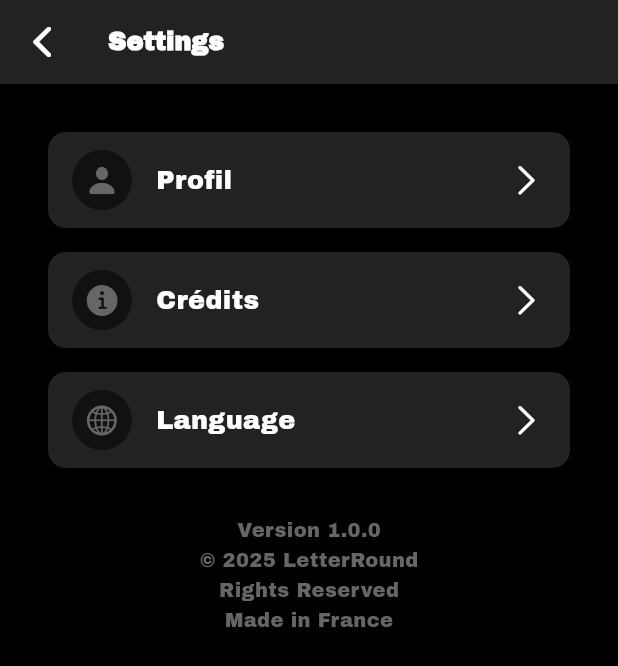
After one commit to unkn0wndfbx/LetterRound, a Flutter app: the SettingsPage screen opened directly, on a phone screen of 412 x 824 dp. The commit adds this screen. Shown: the top 666 px of the screen. Run offline on Flutter 3.47's test engine with Material 3 defaults, Android fonts, the light colour scheme and no system bars; our stand-ins replace another_flutter_splash_screen, salomon_bottom_bar; network calls fail.

Commit message:
settings page add

```diff
--- /dev/null
+++ b/lib/pages/settings_page.dart
@@ -0,0 +1,201 @@
+import 'package:flutter/material.dart';
+import 'package:letter_round/pages/credits_page.dart';
+import 'package:url_launcher/url_launcher.dart';
+import 'package:letter_round/widgets/confirmation_dialog.dart';
+import 'package:letter_round/widgets/settings_card.dart';
+import 'package:letter_round/ressources/colors.dart';
+import 'package:flutter/cupertino.dart';
+import 'bottom_bar.dart';
+
+class SettingsPage extends StatefulWidget {
+  const SettingsPage({super.key});
+
+  @override
+  _SettingsPageState createState() => _SettingsPageState();
+}
+
+class _SettingsPageState extends State<SettingsPage> {
+  bool _showDialog = false;
+  bool _showDialogDelete = false;
+  bool _showDialogDeleteConfirm = false;
+
+  void _logout() {
+    // Logique pour la déconnexion
+    // setState pour gérer l'état de l'utilisateur, comme dans le code React Native
+  }
+
+  void _deleteAccount() {
+    // Logique pour supprimer le compte
+  }
+
+  void _handleLogout() {
+    setState(() {
+      _showDialog = true;
+    });
+  }
+
+  void _confirmLogout() {
+    _logout();
+    setState(() {
+      _showDialog = false;
+    });
+  }
+
+  void _cancelLogout() {
+    setState(() {
+      _showDialog = false;
+    });
+  }
+
+  void _handleDeleteAccount() {
+    setState(() {
+      _showDialogDelete = true;
+    });
+  }
+
+  void _confirmDelete() {
+    setState(() {
+      _showDialogDelete = false;
+      _showDialogDeleteConfirm = true;
+    });
+  }
+
+  void _confirmDeleteAgain() {
+    _deleteAccount();
+    setState(() {
+      _showDialogDelete = false;
+      _showDialogDeleteConfirm = false;
+    });
+  }
+
+  void _cancelDelete() {
+    setState(() {
+      _showDialogDelete = false;
+      _showDialogDeleteConfirm = false;
+    });
+  }
+
+  @override
+  Widget build(BuildContext context) {
+    return SafeArea(
+      child: Scaffold(
+        backgroundColor: Colors.black,
+        appBar: AppBar(
+          backgroundColor: blackColor,
+          elevation: 0,
+          iconTheme: const IconThemeData(size: 32, color: whiteColor),
+          title: Text(
+            'Settings',
+            style: TextStyle(
+              color: whiteColor,
+              fontSize: 17,
+              fontWeight: FontWeight.bold,
+            ),
+          ),
+          leading: Builder(
+            builder:
+                (context) => IconButton(
+                  icon: Icon(CupertinoIcons.back, size: 32, color: whiteColor),
+                  onPressed: () {
+                    Navigator.pop(context);
+                  },
+                ),
+          ),
+        ),
+        body: SingleChildScrollView(
+          padding: EdgeInsets.all(32),
+          child: Column(
+            spacing: 16,
+            crossAxisAlignment: CrossAxisAlignment.start,
+            children: [
+              SettingsCard(
+                title: "Profil",
+                icon: CupertinoIcons.person_fill,
+                onPress: () {
+                  Navigator.pushReplacement(
+                    context,
+                    MaterialPageRoute(
+                      builder: (context) => const BottomBar(initialIndex: 2),
+                    ),
+                  );
+                },
+              ),
+              SettingsCard(
+                title: "Crédits",
+                icon: CupertinoIcons.info_circle_fill,
+                onPress: () {
+                  Navigator.push(
+                    context,
+                    MaterialPageRoute(builder: (context) => CreditsPage()),
+                  );
+                },
+              ),
+              SettingsCard(
+                title: "Language",
+                icon: CupertinoIcons.globe,
+                onPress: () {
+                  Navigator.push(
+                    context,
+                    MaterialPageRoute(builder: (context) => CreditsPage()),
+                  );
+                },
+              ),
+              Padding(
+                padding: const EdgeInsets.only(top: 16.0),
+                child: Center(
+                  child: Column(
+                    spacing: 1,
+                    crossAxisAlignment: CrossAxisAlignment.center,
+                    mainAxisAlignment: MainAxisAlignment.start,
+                    children: [
+                      Text(
+                        'Version 1.0.0',
+                        style: TextStyle(color: greyColor, fontSize: 13),
+                      ),
+                      Text(
+                        '© 2025 LetterRound',
+                        style: TextStyle(color: greyColor, fontSize: 13),
+                      ),
+                      Text(
+                        'Rights Reserved',
+                        style: TextStyle(color: greyColor, fontSize: 13),
+                      ),
+                      Text(
+                        'Made in France',
+                        style: TextStyle(color: greyColor, fontSize: 13),
+                      ),
+                    ],
+                  ),
+                ),
+              ),
+            ],
+          ),
+        ),
+        // Dialogs
+        floatingActionButton:
+            _showDialog
+                ? ConfirmationDialog(
+                  visible: _showDialog,
+                  onConfirm: _confirmLogout,
+                  onCancel: _cancelLogout,
+                  title: 'Are you sure you want to log out?',
+                )
+                : _showDialogDelete
+                ? ConfirmationDialog(
+                  visible: _showDialogDelete,
+                  onConfirm: _confirmDelete,
+                  onCancel: _cancelDelete,
+                  title: 'Are you sure you want to delete your account?',
+                )
+                : _showDialogDeleteConfirm
+                ? ConfirmationDialog(
+                  visible: _showDialogDeleteConfirm,
+                  onConfirm: _confirmDeleteAgain,
+                  onCancel: _cancelDelete,
+                  title: 'This action is irreversible!',
+                )
+                : SizedBox.shrink(),
+      ),
+    );
+  }
+}
--- /dev/null
+++ b/lib/widgets/settings_card.dart
@@ -0,0 +1,42 @@
+import 'package:flutter/cupertino.dart';
+import 'package:flutter/material.dart';
+import 'package:letter_round/ressources/colors.dart';
+
+class SettingsCard extends StatelessWidget {
+  final String title;
+  final IconData icon;
+  final VoidCallback onPress;
+
+  const SettingsCard({
+    required this.title,
+    required this.icon,
+    required this.onPress,
+    super.key,
+  });
+
+  @override
+  Widget build(BuildContext context) {
+    return InkWell(
+      onTap: onPress,
+      child: ClipRRect(
+        borderRadius: const BorderRadius.all(Radius.circular(12)),
+        child: Container(
+          color: blackColor,
+          padding: EdgeInsets.symmetric(vertical: 12, horizontal: 16),
+          child: Row(
+            children: [
+              CircleAvatar(
+                backgroundColor: backgroundColor,
+                child: Icon(icon, color: greyColor),
+              ),
+              SizedBox(width: 16),
+              Text(title, style: TextStyle(color: whiteColor, fontSize: 17)),
+              Spacer(),
+              Icon(CupertinoIcons.right_chevron, color: whiteColor, size: 26,),
+            ],
+          ),
+        ),
+      ),
+    );
+  }
+}
```
Also changed, not shown: lib/pages/nav_bar.dart (+7 -8 lines), lib/widgets/confirmation_dialog.dart (added, +29 -0 lines), 1 other file.
